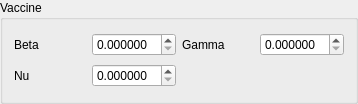
This is epipy/ui/view/sirvaccinegroupbox.ui in ckaus/EpiPy as Qt 5 draws it before an edit. The edited form follows.
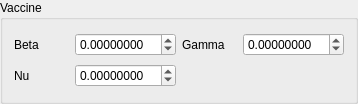
This is the edited form.

The edit to the form file:
```diff
--- a/epipy/ui/view/sirvaccinegroupbox.ui
+++ b/epipy/ui/view/sirvaccinegroupbox.ui
@@ -27,10 +27,13 @@
    <item row="0" column="1">
     <widget class="QDoubleSpinBox" name="beta_spin_box">
      <property name="decimals">
-      <number>6</number>
+      <number>8</number>
      </property>
      <property name="minimum">
-      <double>0.000000000000000</double>
+      <double>-99.000000000000000</double>
+     </property>
+     <property name="maximum">
+      <double>99.000000000000000</double>
      </property>
      <property name="singleStep">
       <double>0.000001000000000</double>
@@ -47,7 +50,13 @@
    <item row="0" column="3">
     <widget class="QDoubleSpinBox" name="gamma_spin_box">
      <property name="decimals">
-      <number>6</number>
+      <number>8</number>
+     </property>
+     <property name="minimum">
+      <double>-99.000000000000000</double>
+     </property>
+     <property name="maximum">
+      <double>99.000000000000000</double>
      </property>
      <property name="singleStep">
       <double>0.000001000000000</double>
@@ -64,7 +73,13 @@
    <item row="1" column="1">
     <widget class="QDoubleSpinBox" name="nu_spin_box">
      <property name="decimals">
-      <number>6</number>
+      <number>8</number>
+     </property>
+     <property name="minimum">
+      <double>-99.000000000000000</double>
+     </property>
+     <property name="maximum">
+      <double>99.000000000000000</double>
      </property>
      <property name="singleStep">
       <double>0.000001000000000</double>
```
